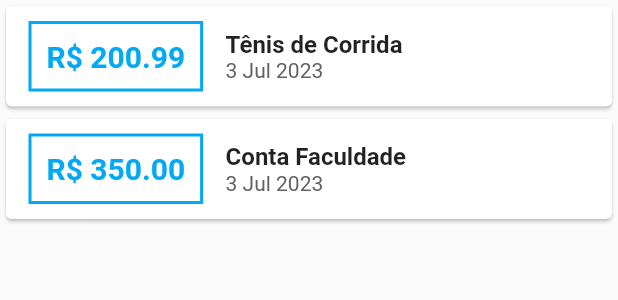
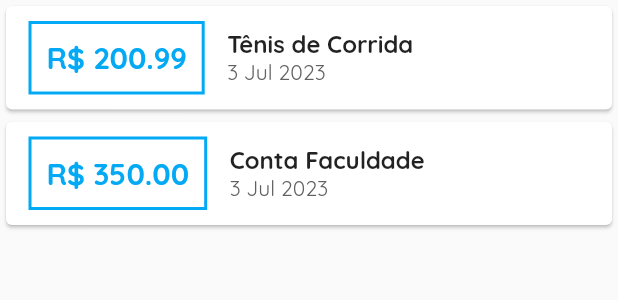
Before and after one commit to kestevesPUC/Curso_Flutter, a Flutter app: the TransactionList widget shown alone on an empty page, opened directly, on a phone screen of 412 x 824 dp. Shown: the top 300 px of the screen. Run offline on Flutter 3.47's test engine with Material 2 defaults, Android fonts, the phone set to English and light mode, and no system bars.

Commit message:
add fonts and images aula 117

```diff
--- a/lib/models/components/transaction_list.dart
+++ b/lib/models/components/transaction_list.dart
@@ -11,7 +11,21 @@ class TransactionList extends StatelessWidget {
   Widget build(BuildContext context) {
     return SizedBox(
       height: 400,
-      child: ListView.builder(
+      child: transactions.isEmpty
+          ? Column(
+              children: <Widget>[
+                const Text("Nenhuma Transação cadastrada!"),
+                const SizedBox(height: 20),
+                SizedBox(
+                  height: 200,
+                  child: Image.asset(
+                    'assets\\images\\waiting.png',
+                    fit: BoxFit.cover,
+                  ),
+                )
+              ],
+            )
+          : ListView.builder(
               itemCount: transactions.length,
               itemBuilder: (ctx, index) {
                 final tr = transactions[index];
```
Also changed, not shown: lib/main.dart (+6 -4 lines), pubspec.yaml (+13 -9 lines), assets/fonts/OpenSans-Bold.ttf (added), assets/fonts/OpenSans-Regular.ttf (added), assets/fonts/Quicksand-Bold.ttf (added), assets/fonts/Quicksand-Light.ttf (added), assets/fonts/Quicksand-Medium.ttf (added), assets/fonts/Quicksand-Regular.ttf (added), assets/images/waiting.png (added). Lines whose indentation alone changed are shown as unchanged.
